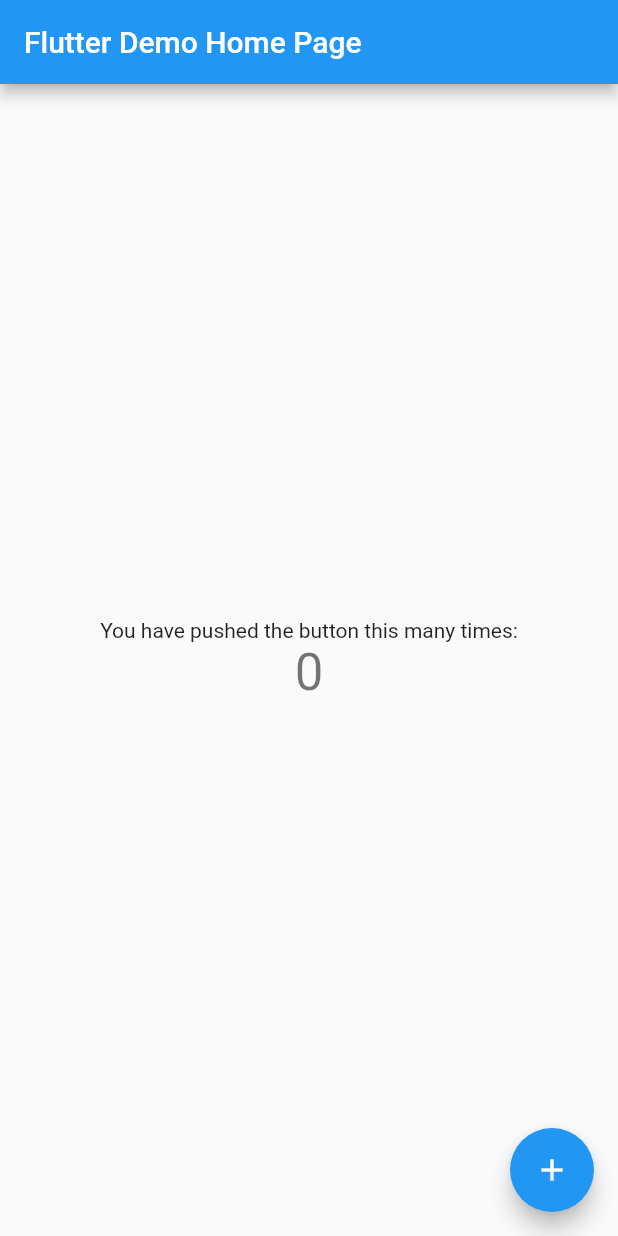
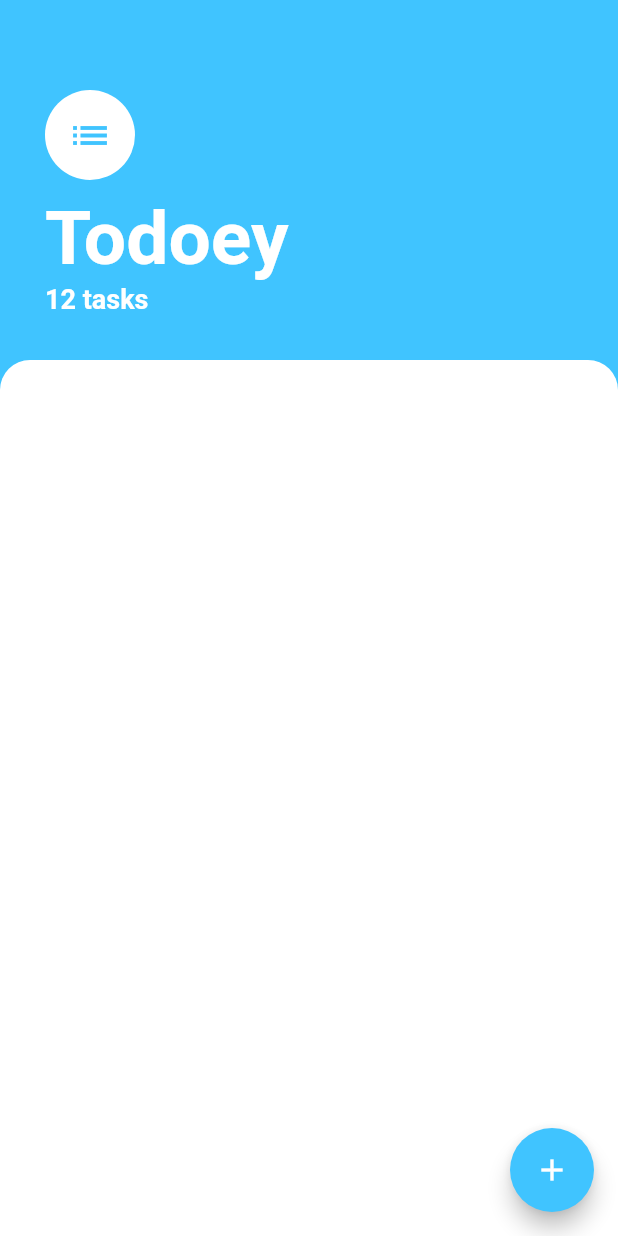
Before and after one commit to mikeescom/Todoey, a Flutter app: the screen it shows after launch, on a phone screen of 412 x 824 dp. Run offline on Flutter 3.47's test engine with Material 2 defaults, Android fonts, the phone set to English and light mode, and no system bars.

Commit message:
UI design

```diff
--- a/lib/main.dart
+++ b/lib/main.dart
@@ -1,111 +1,13 @@
 import 'package:flutter/material.dart';
+import 'package:todoeyflutter/screens/tasks_screen.dart';
 
 void main() => runApp(MyApp());
 
 class MyApp extends StatelessWidget {
-  // This widget is the root of your application.
   @override
   Widget build(BuildContext context) {
     return MaterialApp(
-      title: 'Flutter Demo',
-      theme: ThemeData(
-        // This is the theme of your application.
-        //
-        // Try running your application with "flutter run". You'll see the
-        // application has a blue toolbar. Then, without quitting the app, try
-        // changing the primarySwatch below to Colors.green and then invoke
-        // "hot reload" (press "r" in the console where you ran "flutter run",
-        // or simply save your changes to "hot reload" in a Flutter IDE).
-        // Notice that the counter didn't reset back to zero; the application
-        // is not restarted.
-        primarySwatch: Colors.blue,
-      ),
-      home: MyHomePage(title: 'Flutter Demo Home Page'),
+      home: TasksScreen(),
     );
   }
 }
-
-class MyHomePage extends StatefulWidget {
-  MyHomePage({Key key, this.title}) : super(key: key);
-
-  // This widget is the home page of your application. It is stateful, meaning
-  // that it has a State object (defined below) that contains fields that affect
-  // how it looks.
-
-  // This class is the configuration for the state. It holds the values (in this
-  // case the title) provided by the parent (in this case the App widget) and
-  // used by the build method of the State. Fields in a Widget subclass are
-  // always marked "final".
-
-  final String title;
-
-  @override
-  _MyHomePageState createState() => _MyHomePageState();
-}
-
-class _MyHomePageState extends State<MyHomePage> {
-  int _counter = 0;
-
-  void _incrementCounter() {
-    setState(() {
-      // This call to setState tells the Flutter framework that something has
-      // changed in this State, which causes it to rerun the build method below
-      // so that the display can reflect the updated values. If we changed
-      // _counter without calling setState(), then the build method would not be
-      // called again, and so nothing would appear to happen.
-      _counter++;
-    });
-  }
-
-  @override
-  Widget build(BuildContext context) {
-    // This method is rerun every time setState is called, for instance as done
-    // by the _incrementCounter method above.
-    //
-    // The Flutter framework has been optimized to make rerunning build methods
-    // fast, so that you can just rebuild anything that needs updating rather
-    // than having to individually change instances of widgets.
-    return Scaffold(
-      appBar: AppBar(
-        // Here we take the value from the MyHomePage object that was created by
-        // the App.build method, and use it to set our appbar title.
-        title: Text(widget.title),
-      ),
-      body: Center(
-        // Center is a layout widget. It takes a single child and positions it
-        // in the middle of the parent.
-        child: Column(
-          // Column is also a layout widget. It takes a list of children and
-          // arranges them vertically. By default, it sizes itself to fit its
-          // children horizontally, and tries to be as tall as its parent.
-          //
-          // Invoke "debug painting" (press "p" in the console, choose the
-          // "Toggle Debug Paint" action from the Flutter Inspector in Android
-          // Studio, or the "Toggle Debug Paint" command in Visual Studio Code)
-          // to see the wireframe for each widget.
-          //
-          // Column has various properties to control how it sizes itself and
-          // how it positions its children. Here we use mainAxisAlignment to
-          // center the children vertically; the main axis here is the vertical
-          // axis because Columns are vertical (the cross axis would be
-          // horizontal).
-          mainAxisAlignment: MainAxisAlignment.center,
-          children: <Widget>[
-            Text(
-              'You have pushed the button this many times:',
-            ),
-            Text(
-              '$_counter',
-              style: Theme.of(context).textTheme.display1,
-            ),
-          ],
-        ),
-      ),
-      floatingActionButton: FloatingActionButton(
-        onPressed: _incrementCounter,
-        tooltip: 'Increment',
-        child: Icon(Icons.add),
-      ), // This trailing comma makes auto-formatting nicer for build methods.
-    );
-  }
-}
--- /dev/null
+++ b/lib/screens/tasks_screen.dart
@@ -0,0 +1,69 @@
+import 'package:flutter/material.dart';
+
+class TasksScreen extends StatelessWidget {
+  @override
+  Widget build(BuildContext context) {
+    return Scaffold(
+      backgroundColor: Colors.lightBlueAccent,
+      floatingActionButton: FloatingActionButton(
+        backgroundColor: Colors.lightBlueAccent,
+        child: Icon(
+          Icons.add,
+        ),
+      ),
+      body: Column(
+        crossAxisAlignment: CrossAxisAlignment.start,
+        children: <Widget>[
+          Container(
+            padding: EdgeInsets.only(
+                top: 60.0, left: 30.0, right: 30.0, bottom: 30.0),
+            child: Column(
+              crossAxisAlignment: CrossAxisAlignment.start,
+              children: <Widget>[
+                CircleAvatar(
+                  child: Icon(
+                    Icons.list,
+                    size: 30.0,
+                    color: Colors.lightBlueAccent,
+                  ),
+                  backgroundColor: Colors.white,
+                  radius: 30.0,
+                ),
+                SizedBox(
+                  height: 10.0,
+                ),
+                Text(
+                  'Todoey',
+                  style: TextStyle(
+                    color: Colors.white,
+                    fontSize: 50.0,
+                    fontWeight: FontWeight.w700,
+                  ),
+                ),
+                Text(
+                  '12 tasks',
+                  style: TextStyle(
+                    color: Colors.white,
+                    fontSize: 18.0,
+                    fontWeight: FontWeight.w700,
+                  ),
+                ),
+              ],
+            ),
+          ),
+          Expanded(
+            child: Container(
+              decoration: BoxDecoration(
+                color: Colors.white,
+                borderRadius: BorderRadius.only(
+                  topLeft: Radius.circular(20.0),
+                  topRight: Radius.circular(20.0),
+                ),
+              ),
+            ),
+          )
+        ],
+      ),
+    );
+  }
+}
```
